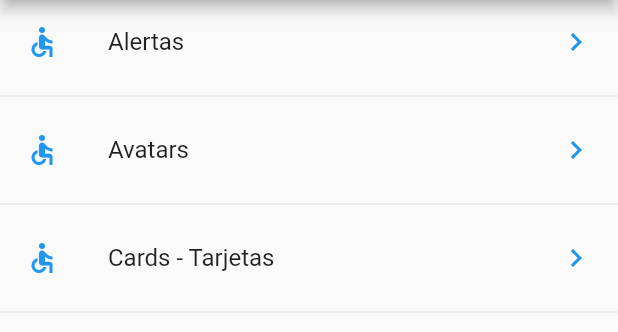
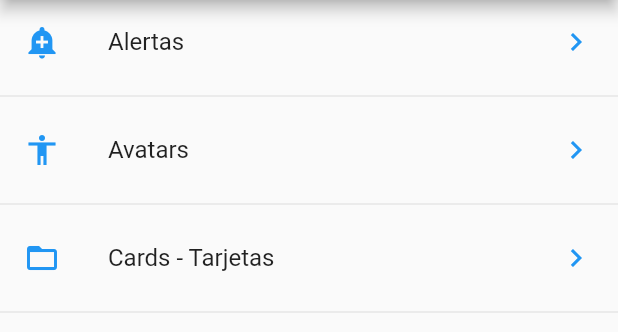
Before and after one commit to esme-lopez-r2devpros/Training_Flutter_Basic, a Flutter app: the screen it shows after launch, on a phone screen of 412 x 824 dp, the part 84-416 px from its top. Run offline on Flutter 3.47's test engine with Material 2 defaults, Android fonts, the phone set to English and light mode, and no system bars.

Commit message:
Seccion 6 Leccion 68 Utilidades- Obtener icono por Strings

```diff
--- a/Seccion6/leccion6_componentes/lib/src/pages/home_page.dart
+++ b/Seccion6/leccion6_componentes/lib/src/pages/home_page.dart
@@ -1,6 +1,7 @@
 import 'package:flutter/material.dart';
 
 import 'package:leccion6_componentes/src/providers/menu_providers.dart';
+import 'package:leccion6_componentes/src/utils/icono_string_util.dart';
 
 
 class HomePage extends StatelessWidget {
@@ -47,7 +48,7 @@ data.forEach((opt){
 
 final widgetTemp=ListTile(
   title: Text(opt['texto']),
-  leading: Icon(Icons.accessible, color:Colors.blue),
+  leading: getIcon(opt['icon']),
   trailing: Icon(Icons.keyboard_arrow_right, color: Colors.blue),
   onTap: (){
 
--- /dev/null
+++ b/Seccion6/leccion6_componentes/lib/src/utils/icono_string_util.dart
@@ -0,0 +1,13 @@
+import 'package:flutter/material.dart';
+
+
+final _icons= <String, IconData>{
+'add_alert'     : Icons.add_alert,
+'accessibility' : Icons.accessibility,
+'folder_open'   : Icons.folder_open,
+
+};
+
+Icon getIcon(String nombreIcono){
+return Icon(_icons[nombreIcono], color: Colors.blue);
+}
```
